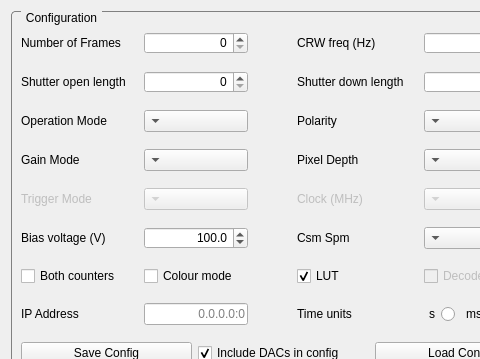
Above: SpidrMpx3Eq/qcstmconfigmonitoring.ui from navrit/dexter before the change; both pictures show x 0 to 480 and y 0 to 359 of the 1146 by 790 pixel window. Below: the same form after it.
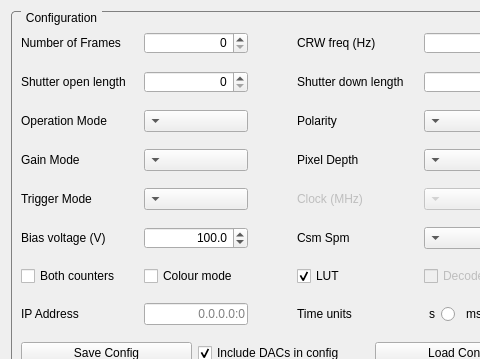
That is the form after the change.

What changed in the file:
```diff
--- a/SpidrMpx3Eq/qcstmconfigmonitoring.ui
+++ b/SpidrMpx3Eq/qcstmconfigmonitoring.ui
@@ -87,7 +87,7 @@
         <item row="4" column="3">
          <widget class="QComboBox" name="triggerModeCombo">
           <property name="enabled">
-           <bool>false</bool>
+           <bool>true</bool>
           </property>
           <property name="layoutDirection">
            <enum>Qt::RightToLeft</enum>
@@ -351,7 +351,7 @@
         <item row="4" column="0">
          <widget class="QLabel" name="label_7">
           <property name="enabled">
-           <bool>false</bool>
+           <bool>true</bool>
           </property>
           <property name="text">
            <string>Trigger Mode</string>
```
